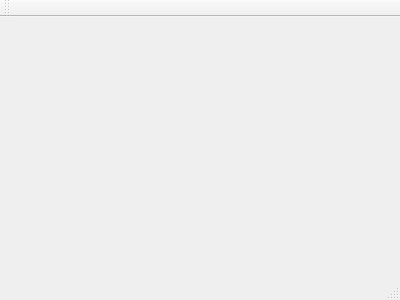
This is app/SingMaze/SingMazeMain.ui in haruneko/stand as Qt 5 draws it before an edit. The edited form follows.
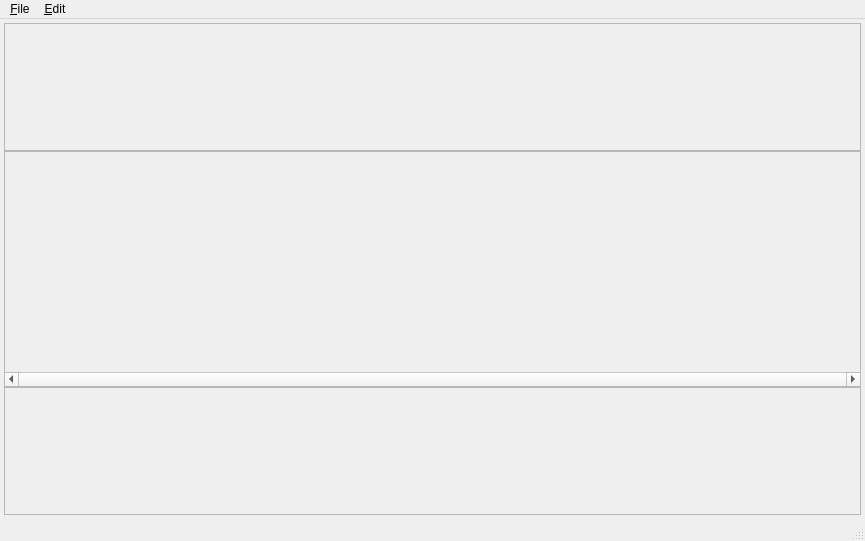
This is the edited form.

Commit message: prepares to show views

The edit to the form file:
```diff
--- a/app/SingMaze/SingMazeMain.ui
+++ b/app/SingMaze/SingMazeMain.ui
@@ -1,24 +1,176 @@
 <ui version="4.0">
  <class>SingMazeMain</class>
- <widget class="QMainWindow" name="SingMazeMain" >
-  <property name="geometry" >
+ <widget class="QMainWindow" name="SingMazeMain">
+  <property name="geometry">
    <rect>
     <x>0</x>
     <y>0</y>
-    <width>400</width>
-    <height>300</height>
+    <width>865</width>
+    <height>541</height>
    </rect>
   </property>
   <property name="windowTitle" >
    <string>SingMazeMain</string>
   </property>
-  <widget class="QMenuBar" name="menuBar" />
-  <widget class="QToolBar" name="mainToolBar" />
-  <widget class="QWidget" name="centralWidget" />
-  <widget class="QStatusBar" name="statusBar" />
+  <widget class="QWidget" name="centralWidget">
+   <layout class="QVBoxLayout" name="verticalLayout">
+    <property name="spacing">
+     <number>0</number>
+    </property>
+    <property name="margin">
+     <number>4</number>
+    </property>
+    <item>
+     <widget class="QScrollArea" name="wave1View">
+      <property name="minimumSize">
+       <size>
+        <width>0</width>
+        <height>128</height>
+       </size>
+      </property>
+      <property name="maximumSize">
+       <size>
+        <width>16777215</width>
+        <height>128</height>
+       </size>
+      </property>
+      <property name="verticalScrollBarPolicy">
+       <enum>Qt::ScrollBarAlwaysOff</enum>
+      </property>
+      <property name="horizontalScrollBarPolicy">
+       <enum>Qt::ScrollBarAlwaysOff</enum>
+      </property>
+      <property name="widgetResizable">
+       <bool>true</bool>
+      </property>
+      <widget class="QWidget" name="scrollAreaWidgetContents">
+       <property name="geometry">
+        <rect>
+         <x>0</x>
+         <y>0</y>
+         <width>855</width>
+         <height>126</height>
+        </rect>
+       </property>
+      </widget>
+     </widget>
+    </item>
+    <item>
+     <widget class="QScrollArea" name="mazeView">
+      <property name="verticalScrollBarPolicy">
+       <enum>Qt::ScrollBarAlwaysOff</enum>
+      </property>
+      <property name="horizontalScrollBarPolicy">
+       <enum>Qt::ScrollBarAlwaysOn</enum>
+      </property>
+      <property name="widgetResizable">
+       <bool>true</bool>
+      </property>
+      <widget class="QWidget" name="scrollAreaWidgetContents_2">
+       <property name="geometry">
+        <rect>
+         <x>0</x>
+         <y>0</y>
+         <width>855</width>
+         <height>211</height>
+        </rect>
+       </property>
+      </widget>
+     </widget>
+    </item>
+    <item>
+     <widget class="QScrollArea" name="wave2View">
+      <property name="minimumSize">
+       <size>
+        <width>0</width>
+        <height>128</height>
+       </size>
+      </property>
+      <property name="maximumSize">
+       <size>
+        <width>16777215</width>
+        <height>128</height>
+       </size>
+      </property>
+      <property name="verticalScrollBarPolicy">
+       <enum>Qt::ScrollBarAlwaysOff</enum>
+      </property>
+      <property name="horizontalScrollBarPolicy">
+       <enum>Qt::ScrollBarAlwaysOff</enum>
+      </property>
+      <property name="widgetResizable">
+       <bool>true</bool>
+      </property>
+      <widget class="QWidget" name="scrollAreaWidgetContents_3">
+       <property name="geometry">
+        <rect>
+         <x>0</x>
+         <y>0</y>
+         <width>855</width>
+         <height>126</height>
+        </rect>
+       </property>
+      </widget>
+     </widget>
+    </item>
+   </layout>
+  </widget>
+  <widget class="QMenuBar" name="menuBar">
+   <property name="geometry">
+    <rect>
+     <x>0</x>
+     <y>0</y>
+     <width>865</width>
+     <height>24</height>
+    </rect>
+   </property>
+   <widget class="QMenu" name="menu_File">
+    <property name="title">
+     <string>&amp;File</string>
+    </property>
+    <addaction name="action_Opne_Project"/>
+    <addaction name="action_Save_Project"/>
+    <addaction name="separator"/>
+    <addaction name="actionE_xit"/>
+   </widget>
+   <widget class="QMenu" name="menu_Edit">
+    <property name="title">
+     <string>&amp;Edit</string>
+    </property>
+    <addaction name="action_Undo"/>
+    <addaction name="action_Redo"/>
+   </widget>
+   <addaction name="menu_File"/>
+   <addaction name="menu_Edit"/>
+  </widget>
+  <widget class="QStatusBar" name="statusBar"/>
+  <action name="action_Undo">
+   <property name="text">
+    <string>&amp;Undo</string>
+   </property>
+  </action>
+  <action name="action_Redo">
+   <property name="text">
+    <string>&amp;Redo</string>
+   </property>
+  </action>
+  <action name="action_Opne_Project">
+   <property name="text">
+    <string>&amp;Opne Project</string>
+   </property>
+  </action>
+  <action name="action_Save_Project">
+   <property name="text">
+    <string>&amp;Save Project</string>
+   </property>
+  </action>
+  <action name="actionE_xit">
+   <property name="text">
+    <string>E&amp;xit</string>
+   </property>
+  </action>
  </widget>
- <layoutDefault spacing="6" margin="11" />
- <pixmapfunction></pixmapfunction>
+ <layoutdefault spacing="6" margin="11"/>
  <resources/>
  <connections/>
 </ui>
```
Left out of the diff: 3 changed lines with no effect on the pictures. The commit also changes 11 other files.
